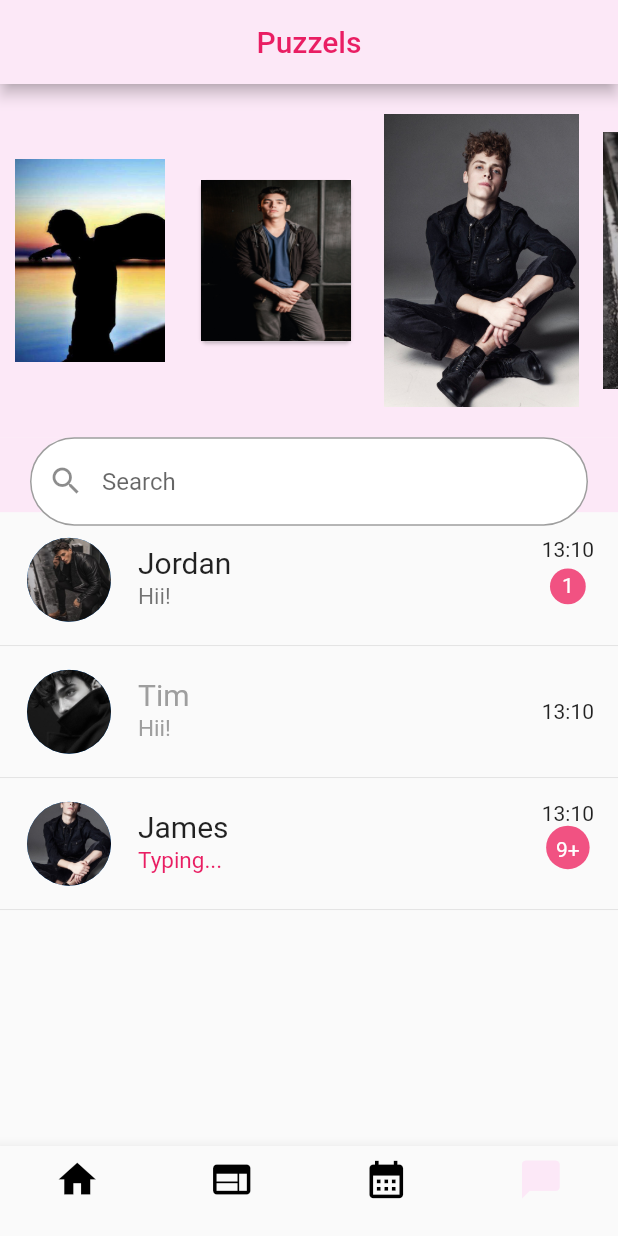
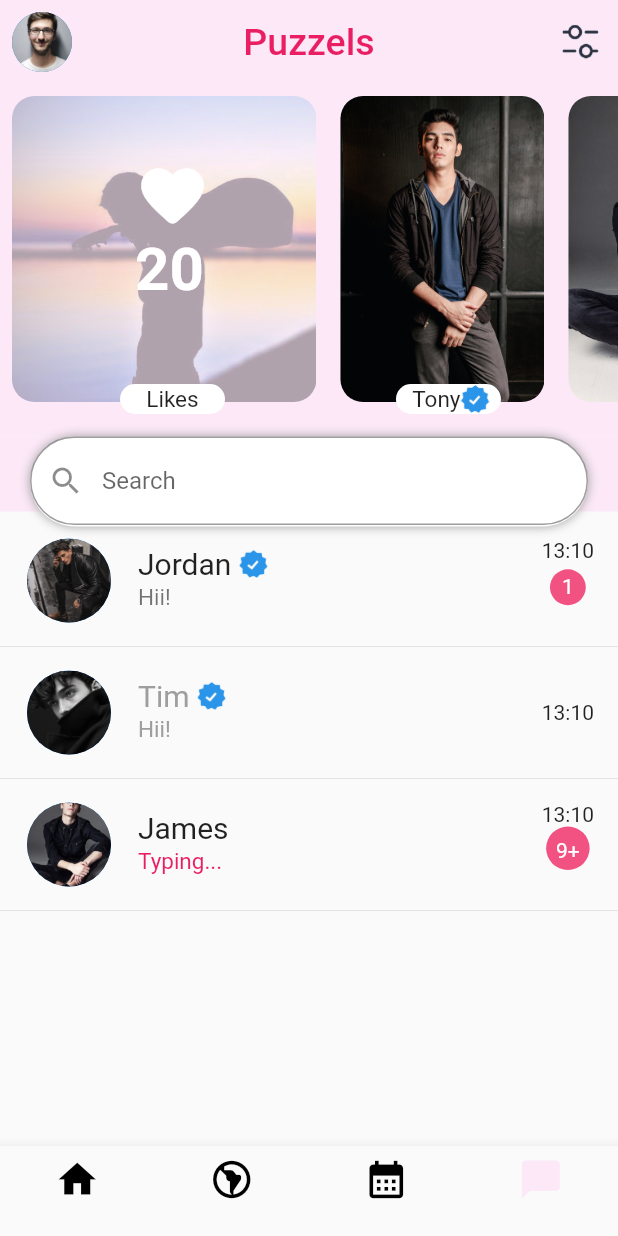
Before and after one commit to akshatsri11/Internship, a Flutter app: the screen it shows after launch, on a phone screen of 412 x 824 dp. Run offline on Flutter 3.47's test engine with Material 2 defaults, Android fonts, the phone set to English and light mode, and no system bars.

Commit message:
Second Commit

```diff
--- a/lib/main.dart
+++ b/lib/main.dart
@@ -20,12 +20,29 @@ class MyApp extends StatelessWidget {
           backgroundColor: const Color.fromARGB(255, 252, 232, 247),
           title: const Text(
             "Puzzels",
-            style: TextStyle(color: Colors.pink),
+            style: TextStyle(color: Colors.pink, fontSize: 25),
           ),
+          elevation: 0,
+          leading: Padding(
+            padding: const EdgeInsets.all(8.0),
+            child: CircleAvatar(
+              radius: 30,
+              backgroundImage: AssetImage(
+                'lib/images/pic5.jpg',
+              ),
+            ),
+          ),
+          actions: [
+            Image(
+              image: AssetImage('lib/icons/filter.png'),
+              fit: BoxFit.fill,
+            )
+          ],
         ),
         body: const HomePage(),
         bottomNavigationBar: BottomNavigationBar(
           iconSize: 30,
+
           unselectedItemColor: Colors.black,
           type: BottomNavigationBarType.fixed,
           selectedItemColor: const Color.fromARGB(255, 252, 232, 247),
@@ -36,7 +53,8 @@ class MyApp extends StatelessWidget {
               icon: Icon(Icons.home),
               label: '',
             ),
-            const BottomNavigationBarItem(icon: Icon(Icons.web), label: ''),
+            const BottomNavigationBarItem(
+                icon: Icon(Icons.south_america_sharp), label: ''),
             const BottomNavigationBarItem(
                 icon: Icon(Icons.calendar_month), label: ''),
             const BottomNavigationBarItem(
@@ -59,41 +77,160 @@ class HomePage extends StatelessWidget {
       children: [
         Container(
           color: const Color.fromARGB(255, 252, 232, 247),
-          height: MediaQuery.of(context).size.height / 3.5,
-          child: ListView(scrollDirection: Axis.horizontal, children: [
-            Padding(
-              padding: const EdgeInsets.fromLTRB(10, 50, 10, 50),
-              child: Container(
-                  height: 10,
-                  width: 100,
+          height: 220,
+          child: SingleChildScrollView(
+            scrollDirection: Axis.horizontal,
+            child: Row(children: [
+              Container(
+                child: Stack(children: [
+                  Opacity(
+                    opacity: 0.3,
+                    child: Padding(
+                      padding: const EdgeInsets.all(8.0),
+                      child: ClipRRect(
+                        borderRadius: BorderRadius.circular(15),
                         child: Image.asset(
                           "lib/images/pic4.jpg",
-                    fit: BoxFit.cover,
+                        ),
+                      ),
+                    ),
+                  ),
+                  Positioned(
+                    left: 90,
+                    top: 50,
+                    child: Icon(
+                      Icons.favorite_rounded,
+                      size: 50,
+                      color: Colors.white,
+                    ),
+                  ),
+                  Positioned(
+                    top: 100,
+                    left: 90,
+                    child: Text(
+                      "20",
+                      style: TextStyle(
+                          color: Colors.white,
+                          fontWeight: FontWeight.bold,
+                          fontSize: 40),
+                    ),
+                  ),
+                  Positioned(
+                    bottom: 0,
+                    left: 80,
+                    child: Container(
+                        alignment: Alignment.center,
+                        height: 20,
+                        width: 70,
+                        decoration: BoxDecoration(
+                            color: Colors.white,
+                            borderRadius: BorderRadius.circular(40)),
+                        child: Text(
+                          "Likes",
+                          style: TextStyle(fontSize: 15),
                         )),
+                  )
+                ]),
               ),
+              Container(
+                child: Stack(children: [
                   Padding(
-              padding: const EdgeInsets.fromLTRB(10, 60, 10, 60),
-              child: Card(
-                child: Container(
-                    width: 100,
+                    padding: const EdgeInsets.all(8.0),
+                    child: ClipRRect(
+                      borderRadius: BorderRadius.circular(15),
                       child: Image.asset(
                         "lib/images/pic6.jpg",
-                      fit: BoxFit.fill,
-                    )),
                       ),
                     ),
+                  ),
+                  Positioned(
+                    left: 45,
+                    bottom: 0,
+                    child: Container(
+                        alignment: Alignment.center,
+                        height: 20,
+                        width: 70,
+                        decoration: BoxDecoration(
+                            color: Colors.white,
+                            borderRadius: BorderRadius.circular(40)),
+                        child: Row(
+                          children: [
+                            Text(
+                              "   Tony",
+                              style: TextStyle(fontSize: 15),
+                            ),
+                            Image.asset("lib/images/tick.png")
+                          ],
+                        )),
+                  )
+                ]),
+              ),
+              Container(
+                child: Stack(children: [
                   Padding(
                     padding: const EdgeInsets.all(8.0),
+                    child: ClipRRect(
+                        borderRadius: BorderRadius.circular(15),
+                        child: Image.asset("lib/images/pic1.jpg")),
+                  ),
+                  Positioned(
+                    left: 45,
+                    bottom: 0,
                     child: Container(
-                  width: 130, child: Image.asset("lib/images/pic1.jpg")),
+                        alignment: Alignment.center,
+                        height: 20,
+                        width: 80,
+                        decoration: BoxDecoration(
+                            color: Colors.white,
+                            borderRadius: BorderRadius.circular(40)),
+                        child: Row(
+                          children: [
+                            Text(
+                              "  James",
+                              style: TextStyle(fontSize: 15),
                             ),
+                            Image.asset("lib/images/tick.png")
+                          ],
+                        )),
+                  )
+                ]),
+              ),
+              Container(
+                child: Stack(children: [
                   Padding(
                     padding: const EdgeInsets.all(8.0),
-              child: Container(
-                  width: MediaQuery.of(context).size.width / 3,
+                    child: ClipRRect(
+                        borderRadius: BorderRadius.circular(15),
                         child: Image.asset("lib/images/pic2.jpg")),
                   ),
+                  Positioned(
+                    left: 55,
+                    bottom: 0,
+                    child: Container(
+                        alignment: Alignment.center,
+                        height: 20,
+                        width: 80,
+                        decoration: BoxDecoration(
+                            color: Colors.white,
+                            borderRadius: BorderRadius.circular(40)),
+                        child: Row(
+                          children: [
+                            Text(
+                              "  Jordan",
+                              style: TextStyle(fontSize: 15),
+                            ),
+                            Image.asset("lib/images/tick.png")
+                          ],
+                        )),
+                  )
                 ]),
+              ),
+            ]),
+          ),
+        ),
+        Container(
+          height: 15,
+          color: const Color.fromARGB(255, 252, 232, 247),
         ),
         Stack(children: [
           Container(
@@ -103,8 +240,16 @@ class HomePage extends StatelessWidget {
           Padding(
             padding: const EdgeInsets.fromLTRB(20, 0, 20, 0),
             child: Container(
+              height: 60,
               decoration: BoxDecoration(
-                  color: Colors.white, borderRadius: BorderRadius.circular(40)),
+                  color: Colors.white,
+                  borderRadius: BorderRadius.circular(40),
+                  boxShadow: [
+                    new BoxShadow(
+                      color: Colors.grey,
+                      blurRadius: 5,
+                    ),
+                  ]),
               child: TextField(
                 decoration: InputDecoration(
                     border: OutlineInputBorder(
@@ -125,9 +270,17 @@ class HomePage extends StatelessWidget {
                     'lib/images/pic2.jpg',
                   ),
                 ),
-                title: Text(
-                  "Jordan",
+                title: Row(
+                  children: [
+                    Text(
+                      "Jordan ",
                       style: TextStyle(fontSize: 20),
+                    ),
+                    Image.asset(
+                      "lib/images/tick.png",
+                      height: 20,
+                    )
+                  ],
                 ),
                 subtitle: Text(
                   "Hii!",
@@ -165,9 +318,17 @@ class HomePage extends StatelessWidget {
                     'lib/images/pic3.jpg',
                   ),
                 ),
-                title: Text(
-                  "Tim",
+                title: Row(
+                  children: [
+                    Text(
+                      "Tim ",
                       style: TextStyle(color: Colors.grey, fontSize: 20),
+                    ),
+                    Image.asset(
+                      "lib/images/tick.png",
+                      height: 20,
+                    )
+                  ],
                 ),
                 subtitle: Text("Hii!",
                     style: TextStyle(color: Colors.grey, fontSize: 15)),
--- a/pubspec.yaml
+++ b/pubspec.yaml
@@ -52,6 +52,7 @@ dev_dependencies:
 # following page: https://dart.dev/tools/pub/pubspec
 
 # The following section is specific to Flutter packages.
+
 flutter:
 
   # The following line ensures that the Material Icons font is
@@ -62,6 +63,7 @@ flutter:
   # To add assets to your application, add an assets section, like this:
   assets:
   - lib/images/
+  - lib/icons/
 
   # An image asset can refer to one or more resolution-specific "variants", see
   # https://flutter.dev/assets-and-images/#resolution-aware
@@ -85,6 +87,6 @@ flutter:
   #       - asset: fonts/TrajanPro.ttf
   #       - asset: fonts/TrajanPro_Bold.ttf
   #         weight: 700
-  #
+
   # For details regarding fonts from package dependencies,
   # see https://flutter.dev/custom-fonts/#from-packages
```
Also changed, not shown: lib/icons/calender.png (added), lib/icons/chatting.png (added), lib/icons/filter.png (added), lib/icons/global-search.png (added), lib/icons/home-modified.png (added), lib/images/tick.png (added), 1 other file. Lines whose indentation alone changed are shown as unchanged.
